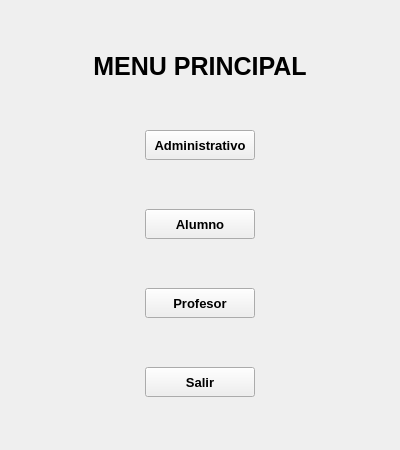
Qt form designer/mainwindow.ui (LeonelScalise/EDDYPOO-REY_V2.0) before a commit.
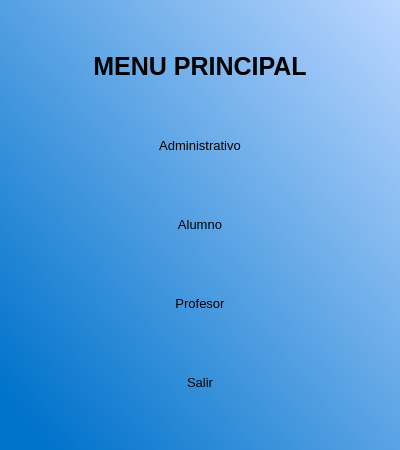
The same form after that commit.

The edit to the form file:
```diff
--- a/designer/mainwindow.ui
+++ b/designer/mainwindow.ui
@@ -28,6 +28,10 @@
   <property name="windowTitle">
    <string>eddypoo-rey</string>
   </property>
+  <property name="styleSheet">
+   <string notr="true">QWidget#centralwidget{
+background-color: qlineargradient(spread:pad, x1:0.04, y1:0.909091, x2:1, y2:0, stop:0 rgba(0, 115, 203, 255), stop:1 rgba(187, 215, 255, 255));}</string>
+  </property>
   <widget class="QWidget" name="centralwidget">
    <property name="acceptDrops">
     <bool>false</bool>
@@ -43,7 +47,7 @@
       </property>
       <property name="minimumSize">
        <size>
-        <width>110</width>
+        <width>150</width>
         <height>30</height>
        </size>
       </property>
@@ -57,10 +61,16 @@
        <font>
         <family>MS Sans Serif</family>
         <pointsize>10</pointsize>
-        <weight>75</weight>
-        <bold>true</bold>
+        <weight>50</weight>
+        <bold>false</bold>
        </font>
       </property>
+      <property name="focusPolicy">
+       <enum>Qt::ClickFocus</enum>
+      </property>
+      <property name="styleSheet">
+       <string notr="true">border-radius:8px;</string>
+      </property>
       <property name="text">
        <string>Alumno</string>
       </property>
@@ -76,7 +86,7 @@
       </property>
       <property name="minimumSize">
        <size>
-        <width>110</width>
+        <width>150</width>
         <height>30</height>
        </size>
       </property>
@@ -90,10 +100,16 @@
        <font>
         <family>MS Sans Serif</family>
         <pointsize>10</pointsize>
-        <weight>75</weight>
-        <bold>true</bold>
+        <weight>50</weight>
+        <bold>false</bold>
        </font>
       </property>
+      <property name="focusPolicy">
+       <enum>Qt::ClickFocus</enum>
+      </property>
+      <property name="styleSheet">
+       <string notr="true">border-radius: 8px;</string>
+      </property>
       <property name="text">
        <string>Profesor</string>
       </property>
@@ -143,7 +159,7 @@
       </property>
       <property name="minimumSize">
        <size>
-        <width>110</width>
+        <width>150</width>
         <height>30</height>
        </size>
       </property>
@@ -157,10 +173,16 @@
        <font>
         <family>MS Sans Serif</family>
         <pointsize>10</pointsize>
-        <weight>75</weight>
-        <bold>true</bold>
+        <weight>50</weight>
+        <bold>false</bold>
        </font>
       </property>
+      <property name="focusPolicy">
+       <enum>Qt::ClickFocus</enum>
+      </property>
+      <property name="styleSheet">
+       <string notr="true">border-radius:8px;</string>
+      </property>
       <property name="text">
        <string>Administrativo</string>
       </property>
@@ -176,7 +198,7 @@
       </property>
       <property name="minimumSize">
        <size>
-        <width>110</width>
+        <width>150</width>
         <height>30</height>
        </size>
       </property>
@@ -190,8 +212,8 @@
        <font>
         <family>MS Sans Serif</family>
         <pointsize>10</pointsize>
-        <weight>75</weight>
-        <bold>true</bold>
+        <weight>50</weight>
+        <bold>false</bold>
        </font>
       </property>
       <property name="focusPolicy">
@@ -203,6 +225,9 @@
       <property name="layoutDirection">
        <enum>Qt::LeftToRight</enum>
       </property>
+      <property name="styleSheet">
+       <string notr="true">border-radius:8px;</string>
+      </property>
       <property name="text">
        <string>Salir</string>
       </property>
```
